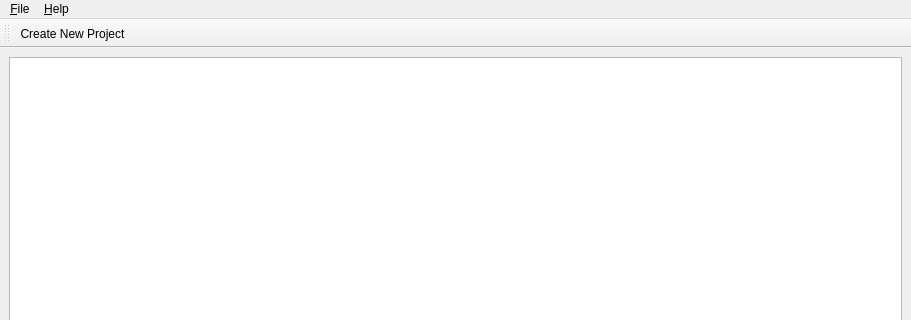
Qt form source/main_window.ui (jansorg/tom-ui) before a commit; both pictures show x 0 to 911 and y 0 to 320 of the 911 by 772 pixel window.
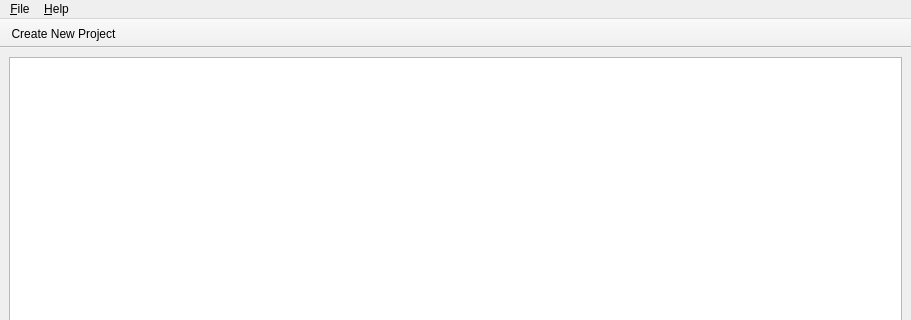
The same form after that commit. Icons and pictures are not drawn. Custom widgets are drawn as their Qt base class.

Patch:
```diff
--- a/source/main_window.ui
+++ b/source/main_window.ui
@@ -107,6 +107,9 @@
    <property name="windowTitle">
     <string>toolBar</string>
    </property>
+   <property name="movable">
+    <bool>false</bool>
+   </property>
    <property name="floatable">
     <bool>true</bool>
    </property>
```
Left out of the diff: 5 changed lines with no effect on the pictures.
